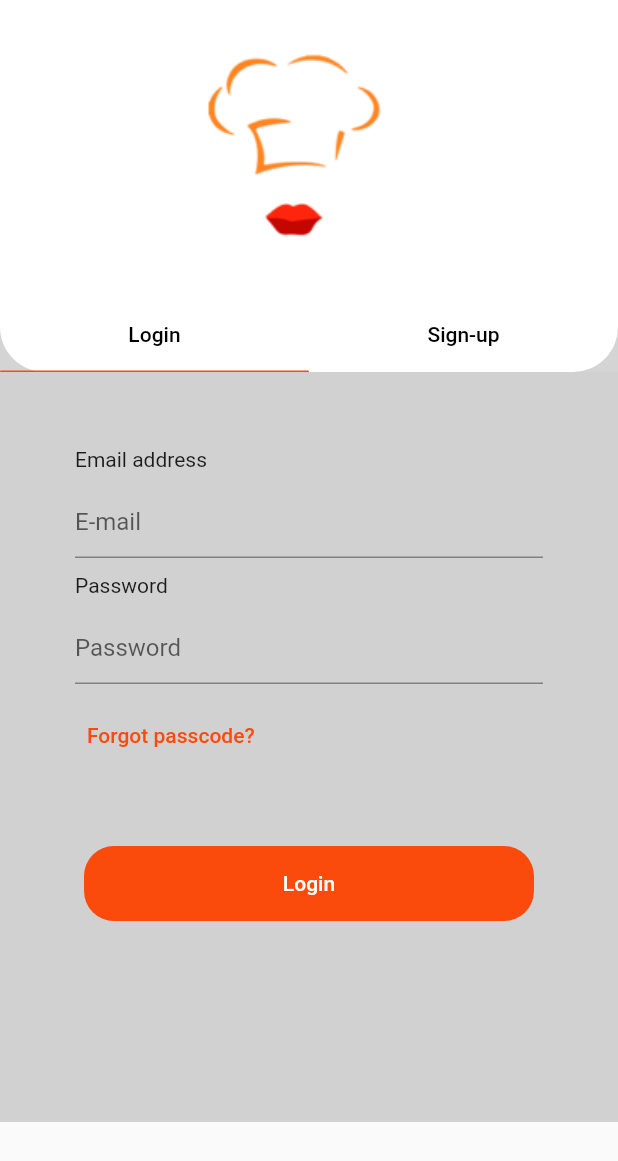
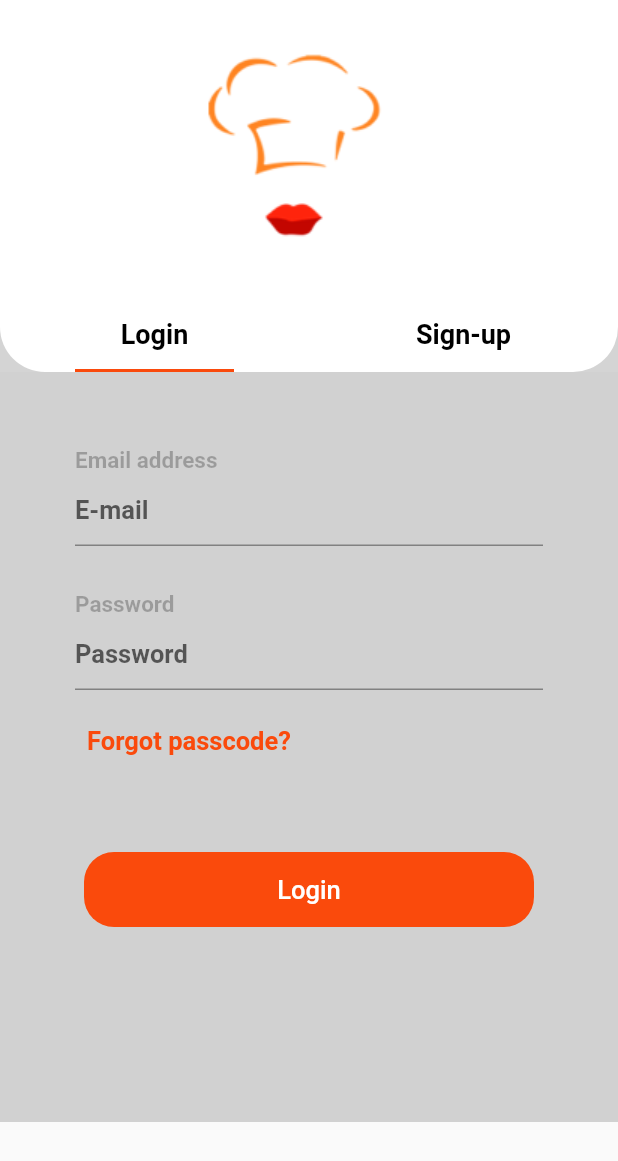
Before and after one commit to mfajarhafidh/Food-Delivery, a Flutter app: the screen it shows after launch, on a phone screen of 412 x 824 dp. Shown: the top 1161 px of the screen. Run offline on Flutter 3.47's test engine with Material 2 defaults, Android fonts, the light colour scheme and no system bars; Roboto replaces fonts that are missing (SF-Pro).

Commit message:
login page fix

```diff
--- a/lib/controller/tab_controller.dart
+++ b/lib/controller/tab_controller.dart
@@ -32,18 +32,17 @@ class TabSlide extends StatelessWidget {
                               bottomLeft: Radius.circular(30),
                               bottomRight: Radius.circular(30),
                             )),
-                        child: TabBar(
-                          indicatorColor:
-                              const Color.fromARGB(255, 250, 74, 12),
-                          indicator: UnderlineTabIndicator(
-                              borderSide: const BorderSide(
-                                  color: Color.fromARGB(255, 250, 74, 12)),
-                              borderRadius: BorderRadius.circular(25)),
+                        child: const TabBar(
+                          labelStyle: TextStyle(
+                              fontWeight: FontWeight.bold, fontSize: 18),
+                          indicatorColor: Color.fromARGB(255, 250, 74, 12),
+                          indicatorPadding:
+                              EdgeInsets.symmetric(horizontal: 50),
                           labelColor: Colors.black,
                           unselectedLabelColor: Colors.black,
                           tabs: [
-                            const Tab(text: 'Login'),
-                            const Tab(text: 'Sign-up'),
+                            Tab(text: 'Login'),
+                            Tab(text: 'Sign-up'),
                           ],
                         ),
                       ),
--- a/lib/main.dart
+++ b/lib/main.dart
@@ -10,8 +10,11 @@ class MainApp extends StatelessWidget {
 
   @override
   Widget build(BuildContext context) {
-    return const MaterialApp(
+    return MaterialApp(
         debugShowCheckedModeBanner: false,
-        home: TabSlide());
+        theme: ThemeData(
+          fontFamily: 'SF-Pro',
+        ),
+        home: const TabSlide());
   }
 }
--- a/lib/pages/login/login_screen.dart
+++ b/lib/pages/login/login_screen.dart
@@ -24,26 +24,30 @@ class _LoginScreenState extends State<LoginScreen> {
                 child: Column(
                   crossAxisAlignment: CrossAxisAlignment.start,
                   children: [
-                    const Text(
-                      "Email address",
+                    const Text("Email address",
+                        style: TextStyle(
+                            fontWeight: FontWeight.bold,
+                            fontSize: 15,
+                            color: Colors.black26)),
+                    TextFormField(
+                      style:
+                          TextStyle(fontWeight: FontWeight.bold, fontSize: 17),
+                      decoration: const InputDecoration(
+                        hintText: "E-mail",
+                      ),
                     ),
                     const SizedBox(
-                      height: 10,
+                      height: 30,
                     ),
-                    TextFormField(
-                      decoration: const InputDecoration(hintText: "E-mail"),
-                    ),
-                    const SizedBox(
-                      height: 10,
-                    ),
-                    const Text(
-                      "Password",
-                    ),
-                    const SizedBox(
-                      height: 10,
-                    ),
+                    const Text("Password",
+                        style: TextStyle(
+                            fontWeight: FontWeight.bold,
+                            fontSize: 15,
+                            color: Colors.black26)),
                     TextFormField(
                       obscureText: true,
+                      style:
+                          TextStyle(fontWeight: FontWeight.bold, fontSize: 17),
                       decoration: const InputDecoration(hintText: "Password"),
                     ),
                     const SizedBox(
@@ -54,7 +58,9 @@ class _LoginScreenState extends State<LoginScreen> {
                       style: TextButton.styleFrom(
                         foregroundColor: const Color.fromARGB(255, 250, 74, 12),
                       ),
-                      child: const Text("Forgot passcode?"),
+                      child: const Text("Forgot passcode?",
+                          style: TextStyle(
+                              fontWeight: FontWeight.bold, fontSize: 17)),
                     ),
                     const SizedBox(
                       height: 50,
@@ -77,8 +83,7 @@ class _LoginScreenState extends State<LoginScreen> {
                             child: const Text(
                               "Login",
                               style: TextStyle(
-                                color: Color(0xffffffff),
-                              ),
+                                  color: Color(0xffffffff), fontSize: 17),
                             ),
                           ),
                         ),
--- a/pubspec.yaml
+++ b/pubspec.yaml
@@ -20,3 +20,8 @@ flutter:
   assets:
     - assets/
     - assets/img/
+
+  fonts:
+    - family: SF-Pro
+      fonts :
+        - asset: assets/fonts/SF-Pro-Rounded-Regular.ttf
```
Also changed, not shown: 1 other file.
